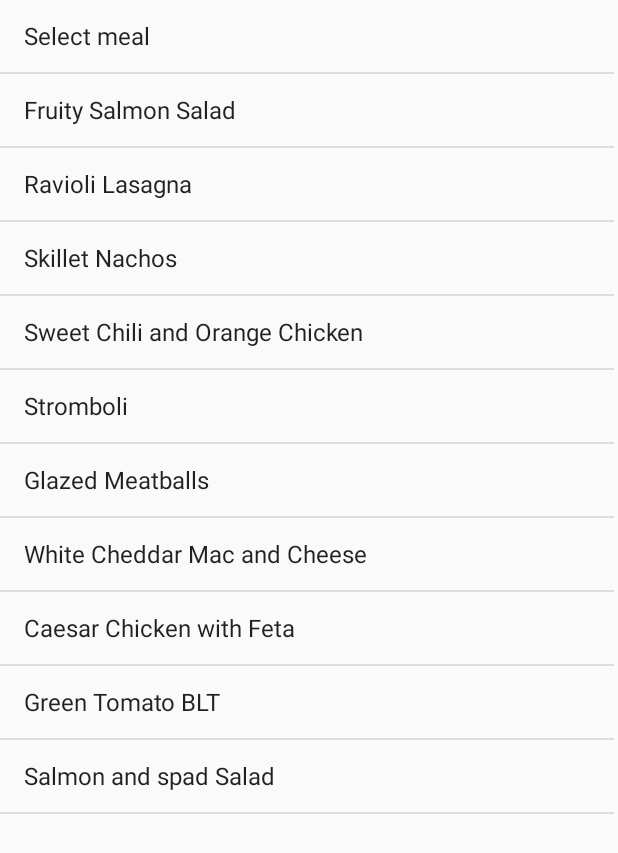
After one commit to Lovepreet164/Assignment3, an Android app: the layout activity_order_list.xml on its own in the app's theme, with its tools: preview values and no code run, on a phone screen of 412 x 824 dp. The commit adds this screen. Shown: the top 853 px of the screen. Run offline under Robolectric (Android 15) with nearby library versions, the phone set to English and light mode, and no system bars.

Commit message:
Fifth commit

```diff
--- a/app/src/main/AndroidManifest.xml
+++ b/app/src/main/AndroidManifest.xml
@@ -9,6 +9,7 @@
         android:roundIcon="@mipmap/ic_launcher_round"
         android:supportsRtl="true"
         android:theme="@style/AppTheme">
+        <activity android:name=".OrderList"></activity>
         <activity android:name=".MainActivity">
             <intent-filter>
                 <action android:name="android.intent.action.MAIN" />
--- a/app/src/main/java/com/example/assignment3/MainActivity.java
+++ b/app/src/main/java/com/example/assignment3/MainActivity.java
@@ -2,6 +2,7 @@ package com.example.assignment3;
 
 import androidx.appcompat.app.AppCompatActivity;
 
+import android.content.Intent;
 import android.os.Bundle;
 import android.util.Log;
 import android.view.View;
@@ -78,6 +79,8 @@ public class MainActivity extends AppCompatActivity {
             @Override
             public void onClick(View v) {
                 Log.i("Info","You have Ordered");
+                Intent intent = new Intent(MainActivity.this, OrderList.class);
+                startActivity(intent);
 
             }
         });
--- /dev/null
+++ b/app/src/main/res/layout/activity_order_list.xml
@@ -0,0 +1,17 @@
+<?xml version="1.0" encoding="utf-8"?>
+<androidx.constraintlayout.widget.ConstraintLayout xmlns:android="http://schemas.android.com/apk/res/android"
+    xmlns:app="http://schemas.android.com/apk/res-auto"
+    xmlns:tools="http://schemas.android.com/tools"
+    android:layout_width="match_parent"
+    android:layout_height="match_parent"
+    tools:context=".OrderList">
+
+    <ListView
+        android:id="@+id/orderlist"
+        android:layout_width="409dp"
+        android:layout_height="729dp"
+        tools:layout_editor_absoluteX="1dp"
+        tools:layout_editor_absoluteY="1dp"
+        android:entries="@array/meals"
+        tools:ignore="MissingConstraints" />
+</androidx.constraintlayout.widget.ConstraintLayout>
```
Also changed, not shown: app/src/main/java/com/example/assignment3/OrderList.java (added, +27 -0 lines).
